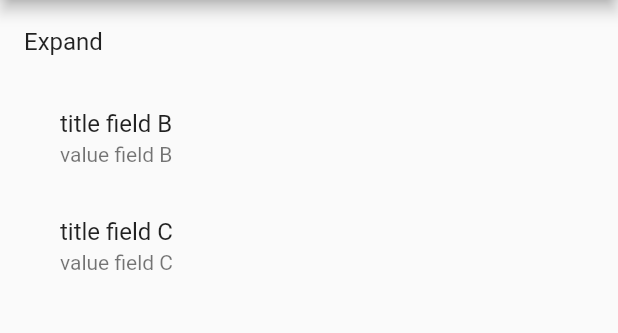
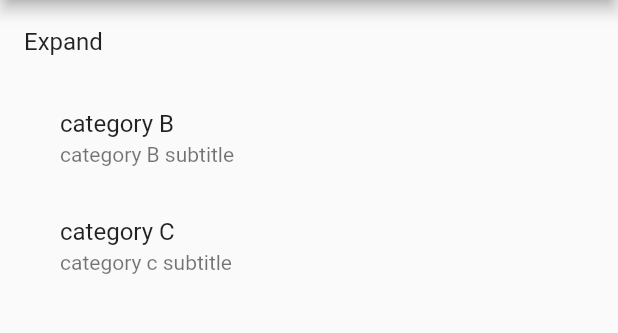
Before and after one commit to horam/flexible-expansion-list, a Flutter app: the screen it shows after launch, on a phone screen of 412 x 824 dp, the part 84-417 px from its top. Run offline on Flutter 3.47's test engine with Material 2 defaults, Android fonts, the phone set to English and light mode, and no system bars.

Commit message:
minor change in the example

```diff
--- a/example/lib/screen/home_screen.dart
+++ b/example/lib/screen/home_screen.dart
@@ -40,16 +40,16 @@ class _HomeScreenState extends State<HomeScreen> {
         },
         fixedItemBuilder: (BuildContext context, int index) {
           return ListTile(
-            title: Text(data![index].fields.title),
-            subtitle: Text(data![index].fields.value),
+            title: Text(data![index].title),
+            subtitle: Text(data![index].subtitle),
           );
         },
         expandedItemBuilder: (BuildContext context, int index) {
           return Padding(
             padding: const EdgeInsets.symmetric(horizontal: 8),
             child: ListTile(
-              title: Text(data![index].title),
-              subtitle: Text(data![index].subtitle),
+              title: Text(data![index].fields.title),
+              subtitle: Text(data![index].fields.value),
             ),
           );
         },
```
